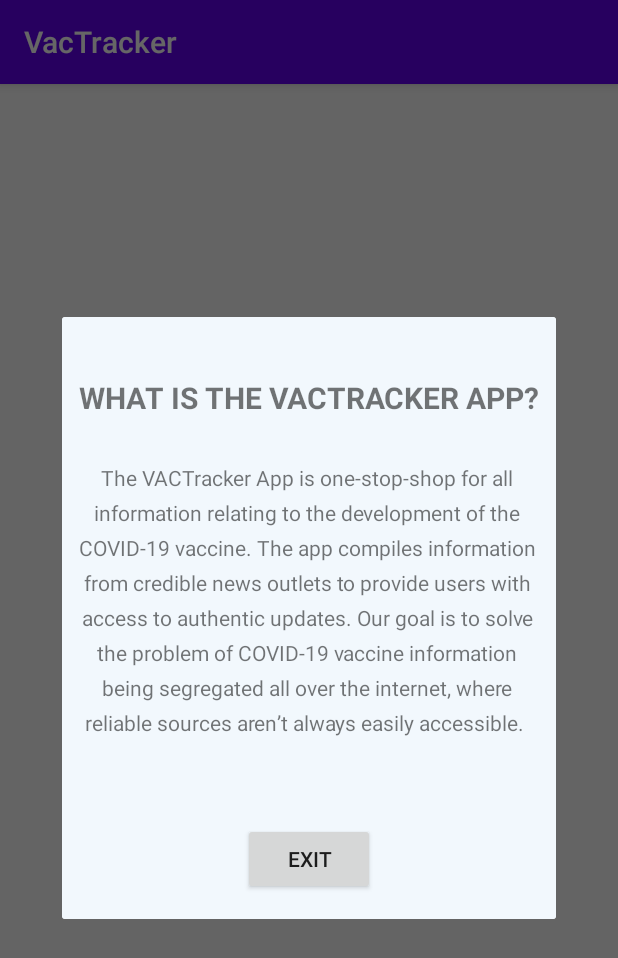
After one commit to lienzhu/VacTracker, an Android app: the fragment Faqpopup1 shown on its own in the app's theme, on a phone screen of 412 x 824 dp. The commit adds this screen. Shown: the top 958 px of the screen. Run offline under Robolectric (Android 15) with nearby library versions, the phone set to English and light mode, and no system bars; 1 statement that could not run was skipped.

Commit message:
faq page DONE

```diff
--- /dev/null
+++ b/app/src/main/java/com/example/vactracker/ui/faq/Faqpopup1.java
@@ -0,0 +1,108 @@
+package com.example.vactracker.ui.faq;
+
+import android.os.Bundle;
+import android.util.Log;
+import android.view.LayoutInflater;
+import android.view.View;
+import android.view.ViewGroup;
+import android.widget.Button;
+import android.widget.TextView;
+
+import androidx.annotation.NonNull;
+import androidx.annotation.Nullable;
+import androidx.fragment.app.DialogFragment;
+
+import com.example.vactracker.R;
+
+public class Faqpopup1 extends DialogFragment {
+
+    private static final String TAG = "done";
+    TextView tvClose, tvFAQ, tvAnswer;
+    Button bExit;
+
+    private Faqpopup1ViewModel mViewModel;
+
+    public static Faqpopup1 newInstance() {
+        return new Faqpopup1();
+    }
+
+    @Override
+    public View onCreateView(@NonNull LayoutInflater inflater, @Nullable ViewGroup container,
+                             @Nullable Bundle savedInstanceState) {
+        View view = inflater.inflate(R.layout.faqpopup1_fragment, container, false);
+
+        tvFAQ = view.findViewById(R.id.tvFAQ);
+        tvAnswer = view.findViewById(R.id.tvAnswer);
+
+        bExit = view.findViewById(R.id.bExit);
+
+        String value = getArguments().getString("Key");
+
+        bExit.setOnClickListener(new View.OnClickListener() {
+            @Override
+            public void onClick(View v) {
+
+                getDialog().dismiss();
+
+            }
+        });
+
+        if(value == "Q1") {
+            tvFAQ.setText("What is the VacTracker?");
+            Log.d(TAG, "Question1 Displayed");
+            tvAnswer.setText("The VACTracker App is one-stop-shop for all information relating to the development of the COVID-19 vaccine. \n " +
+                    "The app compiles information from credible news outlets to provide users with access to authentic updates. " +
+                    "Our goal is to solve the problem of COVID-19 vaccine information being segregated all over the internet, where reliable sources aren’t always easily accessible. ");
+            Log.d(TAG, "Question1 Answer");
+        } else if(value == "Q2"){
+            Log.d(TAG, "else if Q2");
+            tvFAQ.setText("Where is the information from?");
+            tvAnswer.setText("The information displayed in VACTracker is compiled " +
+                    "from various news outlets from the internet. These outlets have been filtered and verified by our team, e" +
+                    "nsuring that only authentic information is provided to you.");
+
+        } else if(value == "Q3"){
+            tvFAQ.setText("What do the clinical trials mean and how do they work?");
+            tvAnswer.setText("Clinical trials describe the process in which new vaccines/drugs are approved to be used and distributed to the general population in order to prevent, diagnose or treat a particular disease. Healthcare professionals including researchers and medical doctors undertake these clinical trials which generally fall into 5 stages. It often takes years or as long as decades for a compound to pass through the clinical trials. The 5 stages include: " +
+                    "\n Preclinical:" +
+                    "\n In this stage, the efficacy, toxicity and other relevant chemical information of the new drug is tested. This research is usually conducted in test tubes and cell cultures in animal models. The purpose of this process is to determine which therapies have merit and are able to be progressed into human trials.\n" +
+                    "Phase I:\n" +
+                    "In this phase, the safety is assessed by giving healthy volunteers a new therapeutic. Generally, 20-100 individuals are tested on with various subtherapeutic doses. Researches have the opportunity to assess the drug’s chemical properties in humans as they may be different from animal models.\n" +
+                    "Duration: Approximately several months\n" +
+                    "Success Rate: Approximately 70%\n \n" +
+                    "Phase II:\n" +
+                    "Phase II commences when the therapeutic has been verified as safe for healthy individuals. The drug or vaccine is administered to the target population to determine if it will be effective at its therapeutic dosage. 100-300 individuals are often involved in this clinical phase and will only progress to the next phase when the data suggests that the drug has positive effects on its target population.\n" +
+                    "Duration: Approximately several months to 2 years\n" +
+                    "Success Rate: Approximately 33%\n" +
+                    "\n" +
+                    "Phase III\n" +
+                    "In this phase, the drug is now presumed to have a positive effect on the target population. 300-3000 individuals are involved in this stage to observe the short-term side effects that are more uncommon and rare. In addition to clinical researchers, personal physicians begin to become involved in the clinical trials as the therapeutic progresses into the next stage.\n" +
+                    "Duration: Approximately 1-4 years\n" +
+                    "Success Rate: Approximately 25-30%\n" +
+                    "\n" +
+                    "Phase IV:\n" +
+                    "The purpose of this phase is to monitor long-term effects of the drug on a larger population. At this stage, the therapeutic may be prescribed to individuals in the target population through their physician. Extremely rare side effects may be observed in this stage due to the longer term and a larger subset of the population is using the therapeutic.\n");
+        } else if(value == "Q4"){
+            tvFAQ.setText("How does pandemics (such as COVID-19) impact the clinical trials Process?");
+            tvAnswer.setText("During a life-threatening situation where there is no vaccine or medicine currently for a particular disease (like during this pandemic), the clinical trial process may be expedited. \n" +
+                    "\n" +
+                    "As it generally takes years or even as long as decades for the compound to progress through the clinical trials, the process can be fast-tracked to provide medical assistance to those in need. This is usually done for drugs that already display strong potential in combating the disease as they are already effective against related disorders. \n" +
+                    "\n" +
+                    "To progress faster through the stages, the process will involve more frequent meetings with governing bodies as well as the drug manufacturing company must submit the sections of crucial documents as soon as they are completed as opposed to one submission for every completed stage of the trial. Although this process is fast-tracked, the entire process is still extremely rigorous.\n");
+        } else if (value == "Q5"){
+            tvFAQ.setText("How can I provide feedback about this tracker?");
+            tvAnswer.setText("We appreciate your use of our vaccine tracker! If you wish to provide us with any feedback in regards to the content, bugs, issues or any suggestions for improvement, please email us at vaccinetracker@DMTechnology.com. Any feedback is welcome!\n");
+        }
+
+
+      /**  tvClose.setOnClickListener(new View.OnClickListener() {
+            @Override
+            public void onClick(View v) {
+                Log.d(TAG, "onClick: closing dialog");
+                getDialog().dismiss();
+            }
+        });**/
+
+        return view;
+    }
+}
--- /dev/null
+++ b/app/src/main/res/layout/faqpopup1_fragment.xml
@@ -0,0 +1,82 @@
+<?xml version="1.0" encoding="utf-8"?>
+<androidx.constraintlayout.widget.ConstraintLayout xmlns:android="http://schemas.android.com/apk/res/android"
+    xmlns:app="http://schemas.android.com/apk/res-auto"
+    xmlns:tools="http://schemas.android.com/tools"
+    android:id="@+id/linearLayout"
+    android:layout_width="350dp"
+    android:layout_height="450dp"
+    android:layout_gravity="center"
+    android:background="@color/colorBackgroundBlue"
+    android:maxHeight="450dp"
+    android:orientation="vertical"
+    android:outlineAmbientShadowColor="#23FFFFFF">
+
+
+    <ScrollView
+        android:id="@+id/scrollView2"
+        android:layout_width="329dp"
+        android:layout_height="250dp"
+        android:layout_marginTop="20dp"
+        android:textAlignment="center"
+        app:layout_constraintBottom_toTopOf="@+id/bExit"
+        app:layout_constraintEnd_toEndOf="parent"
+        app:layout_constraintHorizontal_bias="0.523"
+        app:layout_constraintStart_toStartOf="parent"
+        app:layout_constraintTop_toBottomOf="@+id/tvFAQ">
+
+        <androidx.constraintlayout.widget.ConstraintLayout
+            android:id="@+id/linearLayout2"
+            android:layout_width="match_parent"
+            android:layout_height="wrap_content"
+            android:orientation="vertical">
+
+            <TextView
+                android:id="@+id/tvAnswer"
+                android:layout_width="316dp"
+                android:layout_height="wrap_content"
+                android:layout_marginStart="5dp"
+                android:layout_marginTop="10dp"
+                android:layout_marginEnd="5dp"
+                android:lineSpacingExtra="7sp"
+                android:text="The VACTracker App is one-stop-shop for all information relating to the development of the COVID-19 vaccine. The app compiles information from credible news outlets to provide users with access to authentic updates. Our goal is to solve the problem of COVID-19 vaccine information being segregated all over the internet, where reliable sources aren’t always easily accessible. "
+                android:textAlignment="center"
+                app:layout_constraintBottom_toBottomOf="parent"
+                app:layout_constraintEnd_toEndOf="parent"
+                app:layout_constraintHorizontal_bias="0.0"
+                app:layout_constraintStart_toStartOf="parent"
+                app:layout_constraintTop_toTopOf="parent"
+                app:layout_constraintVertical_bias="1.0"
+                tools:layout_conversion_absoluteHeight="205dp"
+                tools:layout_conversion_absoluteWidth="300dp"
+                tools:textSize="18sp" />
+        </androidx.constraintlayout.widget.ConstraintLayout>
+    </ScrollView>
+
+    <TextView
+        android:id="@+id/tvFAQ"
+        android:layout_width="308dp"
+        android:layout_height="wrap_content"
+        android:layout_marginStart="5dp"
+        android:layout_marginTop="40dp"
+        android:layout_marginEnd="5dp"
+        android:text="WHAT IS THE VACTRACKER APP?"
+        android:textAlignment="center"
+        android:textSize="20sp"
+        android:textStyle="bold"
+        app:layout_constraintEnd_toEndOf="parent"
+        app:layout_constraintStart_toStartOf="parent"
+        app:layout_constraintTop_toTopOf="parent"
+        tools:layout_conversion_absoluteHeight="24dp"
+        tools:layout_conversion_absoluteWidth="276dp" />
+
+    <Button
+        android:id="@+id/bExit"
+        android:layout_width="wrap_content"
+        android:layout_height="wrap_content"
+        android:layout_marginBottom="16dp"
+        android:text="EXIT"
+        app:layout_constraintBottom_toBottomOf="parent"
+        app:layout_constraintEnd_toEndOf="parent"
+        app:layout_constraintStart_toStartOf="parent" />
+
+</androidx.constraintlayout.widget.ConstraintLayout>
--- a/app/src/main/res/layout/fragment_development.xml
+++ b/app/src/main/res/layout/fragment_development.xml
@@ -6,7 +6,7 @@
     xmlns:app="http://schemas.android.com/apk/res-auto">
 
     <TextView
-        android:id="@+id/text_development"
+        android:id="@+id/text_faq"
         android:layout_width="match_parent"
         android:layout_height="wrap_content"
         android:layout_marginStart="8dp"
```
Also changed, not shown: app/src/main/AndroidManifest.xml (+7 -3 lines), app/src/main/java/com/example/vactracker/ui/faq/FAQFragment.java (+99 -5 lines), app/src/main/java/com/example/vactracker/ui/faq/Faqpopup1ViewModel.java (added, +7 -0 lines), app/src/main/res/layout/fragment_faq.xml (+54 -0 lines), app/src/main/res/layout/main_activity.xml (added, +7 -0 lines).
